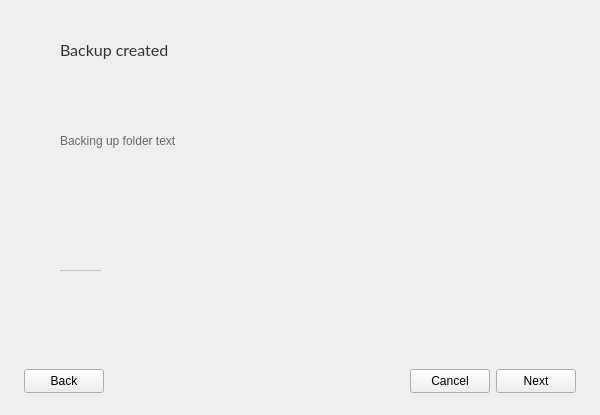
First picture: the form in src/MEGASync/gui/linux/BackupsWizard.ui, repository meganz/MEGAsync, before the edit.
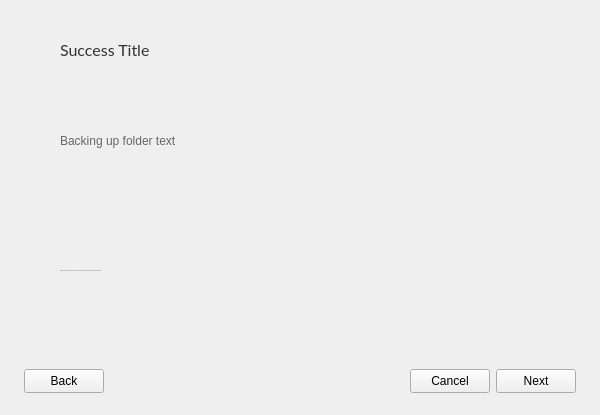
Second picture: the form after the edit. The open tabs and pages were chosen to show the change. Icons and pictures are not drawn.

Commit message: BAC-127 | BAC-62. Review of some backups strings, translator comments filled

```diff
--- a/src/MEGASync/gui/linux/BackupsWizard.ui
+++ b/src/MEGASync/gui/linux/BackupsWizard.ui
@@ -846,7 +846,7 @@
 }</string>
            </property>
            <property name="text">
-            <string>Backup created</string>
+            <string notr="true">Success Title</string>
            </property>
           </widget>
          </item>
```
Left out of the diff: 6 changed lines with no effect on the pictures. The commit also changes 10 other files.
